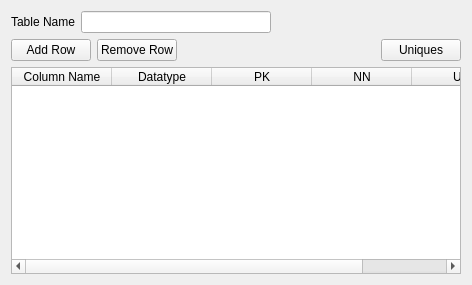
This is CASE_SW/rework/CTableEditor.ui in siman0zet/CASE-SWDEP as Qt 5 draws it before an edit. The edited form follows.
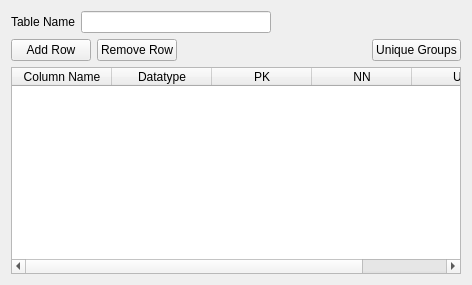
This is the edited form.

Commit message: Implemented unique groups editing

Patch:
```diff
--- a/CASE_SW/rework/CTableEditor.ui
+++ b/CASE_SW/rework/CTableEditor.ui
@@ -73,7 +73,7 @@
      <item>
       <widget class="QPushButton" name="pushUniques">
        <property name="text">
-        <string>Uniques</string>
+        <string>Unique Groups</string>
        </property>
       </widget>
      </item>
```
The commit also changes 10 other files.
